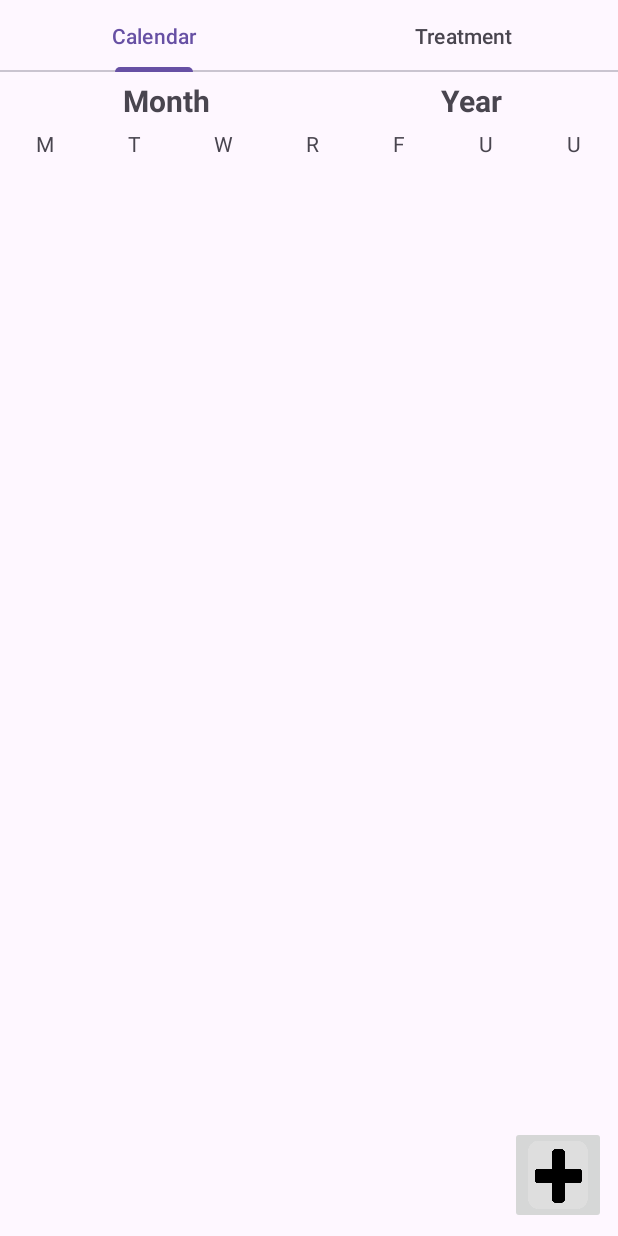
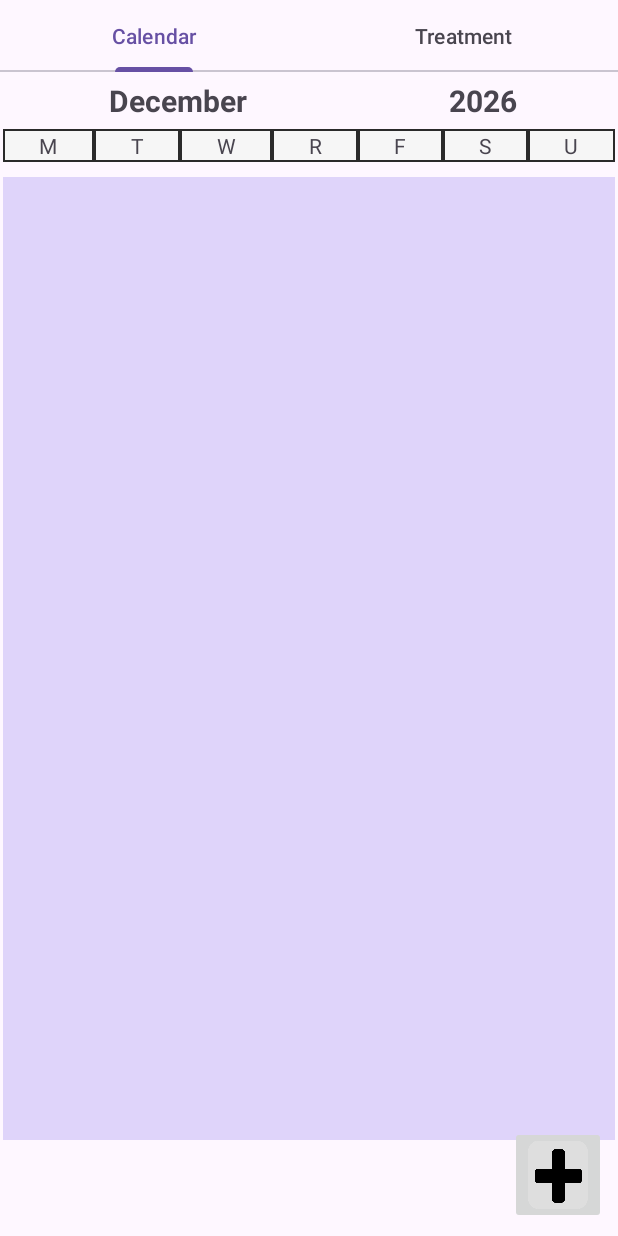
Before and after one commit to Albertotablero/Mediplanner, an Android app: the screen it shows after launch (MainActivity), on a phone screen of 412 x 824 dp. Run offline under Robolectric (Android 15) with nearby library versions, the phone set to English and light mode, and no system bars.

Commit message:
Some refactoring, small progress on calendar tab

```diff
--- a/app/src/main/java/com/example/mediplanner/MainActivity.java
+++ b/app/src/main/java/com/example/mediplanner/MainActivity.java
@@ -96,7 +96,8 @@ public class MainActivity extends AppCompatActivity {
         tabStageAdapter = new TabStageAdapter(this);
         viewPager = mainActivityBinding.pager;
         viewPager.setAdapter(tabStageAdapter);
-        viewPager.setOffscreenPageLimit(2);
+        viewPager.setOffscreenPageLimit(1);
+        viewPager.setCurrentItem(0);
 
         mainActivityBinding.mainTabView.addOnTabSelectedListener(new TabLayout.OnTabSelectedListener() {
 
--- a/app/src/main/java/com/example/mediplanner/calendar/CalendarTabFragment.java
+++ b/app/src/main/java/com/example/mediplanner/calendar/CalendarTabFragment.java
@@ -2,65 +2,83 @@ package com.example.mediplanner.calendar;
 
 import android.os.Bundle;
 
+import androidx.annotation.NonNull;
+import androidx.annotation.Nullable;
 import androidx.fragment.app.Fragment;
 
 import android.view.LayoutInflater;
 import android.view.View;
 import android.view.ViewGroup;
+import android.widget.Toast;
 
 import com.example.mediplanner.R;
+import com.example.mediplanner.databinding.FragmentCalendarTabBinding;
+import com.example.mediplanner.databinding.FragmentTreatmentsTabBinding;
 
-/**
- * A simple {@link Fragment} subclass.
- * Use the {@link CalendarTabFragment#newInstance} factory method to
- * create an instance of this fragment.
- */
+import org.joda.time.LocalDate;
+
+import java.util.Locale;
+
+
 public class CalendarTabFragment extends Fragment {
 
-    // TODO: Rename parameter arguments, choose names that match
-    // the fragment initialization parameters, e.g. ARG_ITEM_NUMBER
-    private static final String ARG_PARAM1 = "param1";
-    private static final String ARG_PARAM2 = "param2";
-
-    // TODO: Rename and change types of parameters
-    private String mParam1;
-    private String mParam2;
+    FragmentCalendarTabBinding binding;
+    private LocalDate selectedDate;
 
     public CalendarTabFragment() {
-        // Required empty public constructor
-    }
-
-    /**
-     * Use this factory method to create a new instance of
-     * this fragment using the provided parameters.
-     *
-     * @param param1 Parameter 1.
-     * @param param2 Parameter 2.
-     * @return A new instance of fragment CalendarTabFragment.
-     */
-    // TODO: Rename and change types and number of parameters
-    public static CalendarTabFragment newInstance(String param1, String param2) {
-        CalendarTabFragment fragment = new CalendarTabFragment();
-        Bundle args = new Bundle();
-        args.putString(ARG_PARAM1, param1);
-        args.putString(ARG_PARAM2, param2);
-        fragment.setArguments(args);
-        return fragment;
     }
 
     @Override
     public void onCreate(Bundle savedInstanceState) {
         super.onCreate(savedInstanceState);
-        if (getArguments() != null) {
-            mParam1 = getArguments().getString(ARG_PARAM1);
-            mParam2 = getArguments().getString(ARG_PARAM2);
+        selectedDate = LocalDate.now();
+    }
+
+    @Override
+    public void onViewCreated(@NonNull View view, @Nullable Bundle savedInstanceState) {
+
+
+        binding.monthDislpayed.setText(getMonthName(selectedDate.getMonthOfYear()));
+        binding.yeardisplayed.setText(String.format(Locale.getDefault(), "%4d", selectedDate.getYear()));
+
+    }
+
+    private String getMonthName(int monthNumber) {
+        switch (monthNumber) {
+            case 1:
+                return getResources().getString(R.string.january);
+            case 2:
+                return getResources().getString(R.string.february);
+            case 3:
+                return getResources().getString(R.string.march);
+            case 4:
+                return getResources().getString(R.string.april);
+            case 5:
+                return getResources().getString(R.string.may);
+            case 6:
+                return getResources().getString(R.string.june);
+            case 7:
+                return getResources().getString(R.string.july);
+            case 8:
+                return getResources().getString(R.string.august);
+            case 9:
+                return getResources().getString(R.string.september);
+            case 10:
+                return getResources().getString(R.string.october);
+            case 11:
+                return getResources().getString(R.string.november);
+            case 12:
+                return getResources().getString(R.string.december);
+            default:
+                return "";
         }
+
     }
 
     @Override
     public View onCreateView(LayoutInflater inflater, ViewGroup container,
                              Bundle savedInstanceState) {
-        // Inflate the layout for this fragment
-        return inflater.inflate(R.layout.fragment_calendar_tab, container, false);
+        binding = FragmentCalendarTabBinding.inflate(getLayoutInflater());
+        return binding.getRoot();
     }
 }
--- a/app/src/main/java/com/example/mediplanner/utils/TabStageAdapter.java
+++ b/app/src/main/java/com/example/mediplanner/utils/TabStageAdapter.java
@@ -17,12 +17,11 @@ public class TabStageAdapter extends FragmentStateAdapter {
     @NonNull
     @Override
     public Fragment createFragment(int position) {
-        switch (position) {
-            case 1:
+        if (position == 1) {
             TreatmentsTabFragment treatmentsTabFragment = new TreatmentsTabFragment();
             MainActivity.setTreatmentsTabFragment(treatmentsTabFragment);
             return treatmentsTabFragment;
-            default:
+        } else {
             CalendarTabFragment calendarTabFragment = new CalendarTabFragment();
             MainActivity.setCalendarTabFragment(calendarTabFragment);
             return calendarTabFragment;
--- a/app/src/main/res/layout/fragment_calendar_tab.xml
+++ b/app/src/main/res/layout/fragment_calendar_tab.xml
@@ -6,6 +6,16 @@
     android:tag="calendar_tab_fragment"
     android:textAlignment="center"
     tools:context=".calendar.CalendarTabFragment">
+
+    <ListView
+        android:id="@+id/daysTreatmentList"
+        android:layout_width="match_parent"
+        android:layout_height="match_parent"
+        android:layout_below="@id/calendarTL"
+        android:layout_marginHorizontal="2dp"
+        android:layout_marginTop="10dp"
+        android:layout_marginBottom="64dp"
+        android:background="@color/light_purple" />
 
     <LinearLayout
         android:id="@+id/yearAndMonthView"
@@ -23,7 +33,6 @@
             android:layout_width="wrap_content"
             android:layout_height="wrap_content"
             android:layout_weight="1"
-            android:text="Month"
             android:textAlignment="center"
             android:textSize="20sp"
             android:textStyle="bold" />
@@ -33,7 +42,6 @@
             android:layout_width="wrap_content"
             android:layout_height="wrap_content"
             android:layout_weight="1"
-            android:text="Year"
             android:textAlignment="center"
             android:textSize="20sp"
             android:textStyle="bold" />
@@ -45,68 +53,141 @@
         android:layout_width="match_parent"
         android:layout_height="wrap_content"
         android:layout_below="@id/yearAndMonthView"
-        android:layout_alignParentStart="true">
+        android:layout_alignParentStart="true"
+        android:layout_marginHorizontal="2dp">
 
         <TableRow
+            android:id="@+id/headerRow"
             android:layout_width="match_parent"
-            android:layout_height="wrap_content">
+            android:layout_height="match_parent"
+            android:background="#2A2A2A">
 
             <TextView
-                android:id="@+id/textView4"
+                android:id="@+id/mondayTextV"
                 android:layout_width="match_parent"
                 android:layout_height="wrap_content"
+                android:layout_marginHorizontal="1dp"
+                android:layout_marginVertical="1dp"
                 android:layout_weight="1"
+                android:background="#F6F6F6"
                 android:text="@string/monday"
                 android:textAlignment="center" />
 
             <TextView
-                android:id="@+id/textView5"
+                android:id="@+id/tuesdayTextV"
                 android:layout_width="match_parent"
                 android:layout_height="wrap_content"
+                android:layout_marginHorizontal="1dp"
+                android:layout_marginVertical="1dp"
                 android:layout_weight="1"
+                android:background="#F6F6F6"
                 android:text="@string/tuesday"
                 android:textAlignment="center" />
 
             <TextView
-                android:id="@+id/textView6"
+                android:id="@+id/wednesdayTextV"
                 android:layout_width="match_parent"
                 android:layout_height="wrap_content"
+                android:layout_marginHorizontal="1dp"
+                android:layout_marginVertical="1dp"
                 android:layout_weight="1"
+                android:background="#F6F6F6"
                 android:text="@string/wednesday"
                 android:textAlignment="center" />
 
             <TextView
-                android:id="@+id/textView6"
+                android:id="@+id/thursdayTextV"
                 android:layout_width="match_parent"
                 android:layout_height="wrap_content"
+                android:layout_marginHorizontal="1dp"
+                android:layout_marginVertical="1dp"
                 android:layout_weight="1"
+                android:background="#F6F6F6"
                 android:text="@string/thursday"
                 android:textAlignment="center" />
 
             <TextView
-                android:id="@+id/textView6"
+                android:id="@+id/fridayTextV"
                 android:layout_width="match_parent"
                 android:layout_height="wrap_content"
+                android:layout_marginHorizontal="1dp"
+                android:layout_marginVertical="1dp"
                 android:layout_weight="1"
+                android:background="#F6F6F6"
                 android:text="@string/friday"
                 android:textAlignment="center" />
 
             <TextView
-                android:id="@+id/textView6"
+                android:id="@+id/saturdayTextV"
                 android:layout_width="match_parent"
                 android:layout_height="wrap_content"
+                android:layout_marginHorizontal="1dp"
+                android:layout_marginVertical="1dp"
                 android:layout_weight="1"
+                android:background="#F6F6F6"
+                android:text="@string/saturday"
+                android:textAlignment="center" />
+
+            <TextView
+                android:id="@+id/sundayTextV"
+                android:layout_width="match_parent"
+                android:layout_height="wrap_content"
+                android:layout_marginHorizontal="1dp"
+                android:layout_marginVertical="1dp"
+                android:layout_weight="1"
+                android:background="#F6F6F6"
                 android:text="@string/sunday"
                 android:textAlignment="center" />
 
-            <TextView
-                android:id="@+id/textView6"
-                android:layout_width="match_parent"
-                android:layout_height="wrap_content"
-                android:layout_weight="1"
-                android:text="@string/sunday"
-                android:textAlignment="center" />
         </TableRow>
+
+        <TableRow
+            android:id="@+id/calendarRow1"
+            android:layout_width="match_parent"
+            android:layout_height="match_parent"
+            android:layout_marginHorizontal="2dp"
+            android:background="#2A2A2A"
+            android:visibility="invisible" />
+
+        <TableRow
+            android:id="@+id/calendarRow2"
+            android:layout_width="match_parent"
+            android:layout_height="match_parent"
+            android:layout_marginHorizontal="2dp"
+            android:background="#2A2A2A"
+            android:visibility="invisible" />
+
+        <TableRow
+            android:id="@+id/calendarRow3"
+            android:layout_width="match_parent"
+            android:layout_height="match_parent"
+            android:layout_marginHorizontal="2dp"
+            android:background="#2A2A2A"
+            android:visibility="invisible" />
+
+        <TableRow
+            android:id="@+id/calendarRow4"
+            android:layout_width="match_parent"
+            android:layout_height="match_parent"
+            android:layout_marginHorizontal="2dp"
+            android:background="#2A2A2A"
+            android:visibility="invisible" />
+
+        <TableRow
+            android:id="@+id/calendarRow5"
+            android:layout_width="match_parent"
+            android:layout_height="match_parent"
+            android:layout_marginHorizontal="2dp"
+            android:background="#2A2A2A"
+            android:visibility="invisible" />
+
+        <TableRow
+            android:id="@+id/calendarRow6"
+            android:layout_width="match_parent"
+            android:layout_height="match_parent"
+            android:layout_marginHorizontal="2dp"
+            android:background="#2A2A2A"
+            android:visibility="invisible" />
 
     </TableLayout>
 </RelativeLayout>
--- a/app/src/main/res/values/strings.xml
+++ b/app/src/main/res/values/strings.xml
@@ -48,6 +48,20 @@
     <string name="saturday">S</string>
     <string name="sunday">U</string>
 
+    <string name="january">January</string>
+    <string name="february">February</string>
+    <string name="march">March</string>
+    <string name="april">April</string>
+    <string name="may">May</string>
+    <string name="june">June</string>
+    <string name="july">July</string>
+    <string name="august">August</string>
+    <string name="september">September</string>
+    <string name="october">October</string>
+    <string name="november">November</string>
+    <string name="december">December</string>
+
+
     <string name="removeDateWarnignTitle">Remove Date</string>
     <string name="removeDatePrompt">Are you sure you want to remove this specific Date?</string>
 
```
Also changed, not shown: app/src/main/java/com/example/mediplanner/treatments/TreatmentsTabFragment.java (+1 -6 lines), 1 other file. Lines whose indentation alone changed are shown as unchanged.
